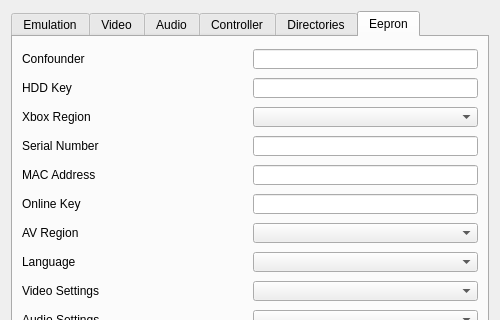
This is gui/emu_settings.ui in literalmente-game/CxBx-Reloaded-QT-GUI as Qt 5 draws it before an edit; both pictures show x 0 to 500 and y 0 to 320 of the 500 by 600 pixel window. The edited form follows.
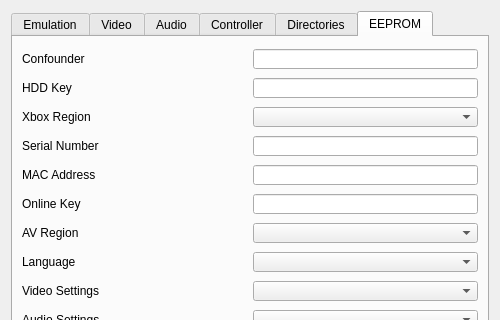
This is the edited form. The open tabs and pages were chosen to show the change.

Commit message: Fixed small typo (Eepron -> EEPROM)

```diff
--- a/gui/emu_settings.ui
+++ b/gui/emu_settings.ui
@@ -373,7 +373,7 @@
      </widget>
      <widget class="QWidget" name="eepronTab">
       <attribute name="title">
-       <string>Eepron</string>
+       <string>EEPROM</string>
       </attribute>
       <layout class="QVBoxLayout" name="verticalLayout_12">
        <item>
```
Left out of the diff: 4 changed lines with no effect on the pictures.
